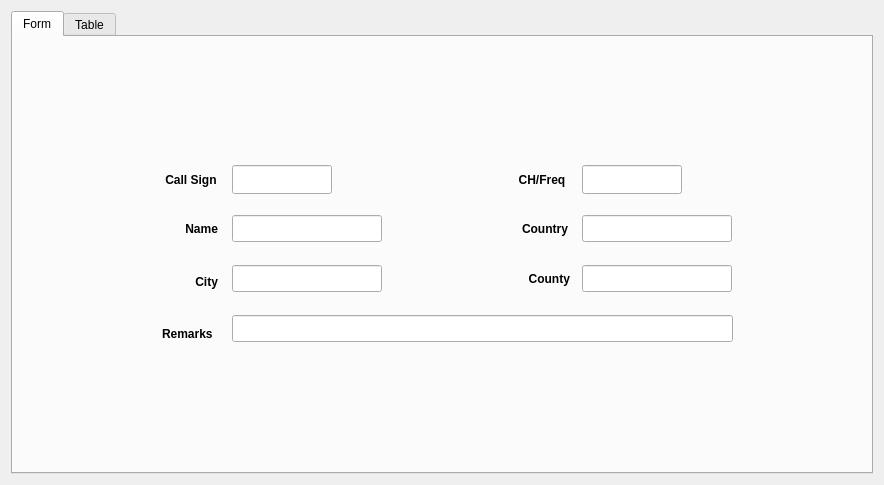
The window that src/forms/mainwindow.ui (Spidersbox/HamstersDB) describes before a commit, drawn with Qt 5.
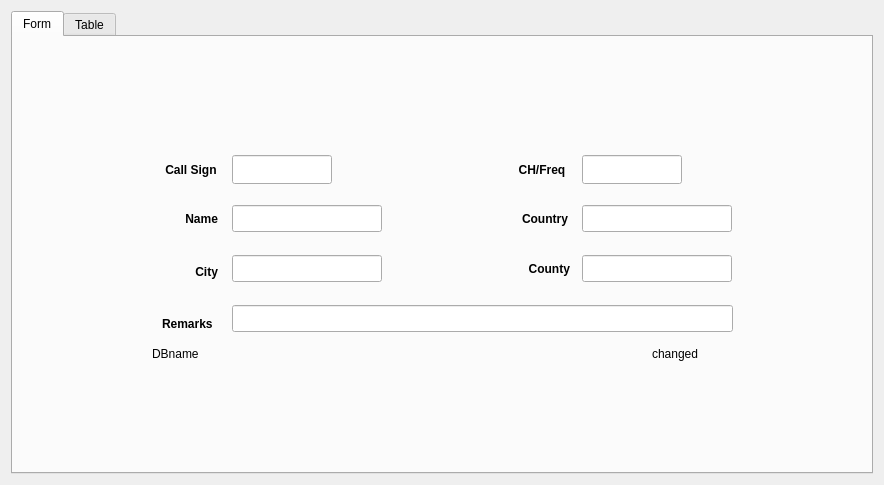
The same window after the commit.

Patch:
```diff
--- a/src/forms/mainwindow.ui
+++ b/src/forms/mainwindow.ui
@@ -70,7 +70,7 @@
             <property name="minimumSize">
              <size>
               <width>600</width>
-              <height>200</height>
+              <height>220</height>
              </size>
             </property>
             <widget class="QLabel" name="label_2">
@@ -321,6 +321,32 @@
               <string>  County</string>
              </property>
             </widget>
+            <widget class="QLabel" name="DBname_Label">
+             <property name="geometry">
+              <rect>
+               <x>10</x>
+               <y>200</y>
+               <width>471</width>
+               <height>17</height>
+              </rect>
+             </property>
+             <property name="text">
+              <string>DBname</string>
+             </property>
+            </widget>
+            <widget class="QLabel" name="DBchanges_Label">
+             <property name="geometry">
+              <rect>
+               <x>510</x>
+               <y>200</y>
+               <width>67</width>
+               <height>17</height>
+              </rect>
+             </property>
+             <property name="text">
+              <string>changed</string>
+             </property>
+            </widget>
            </widget>
           </item>
           <item>
```
